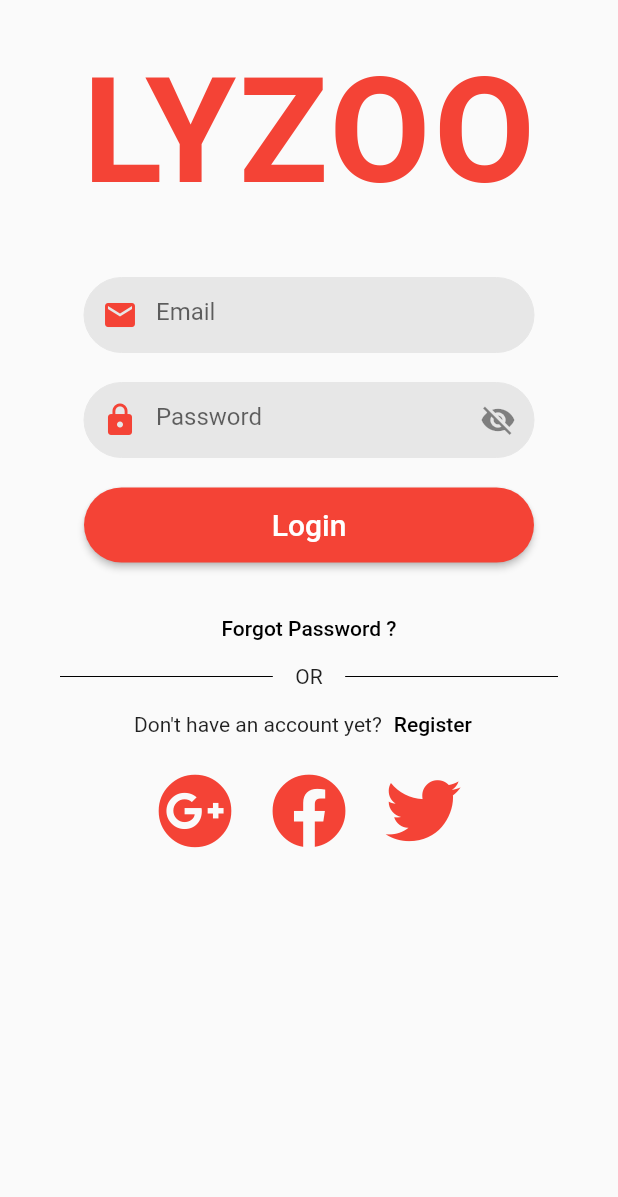
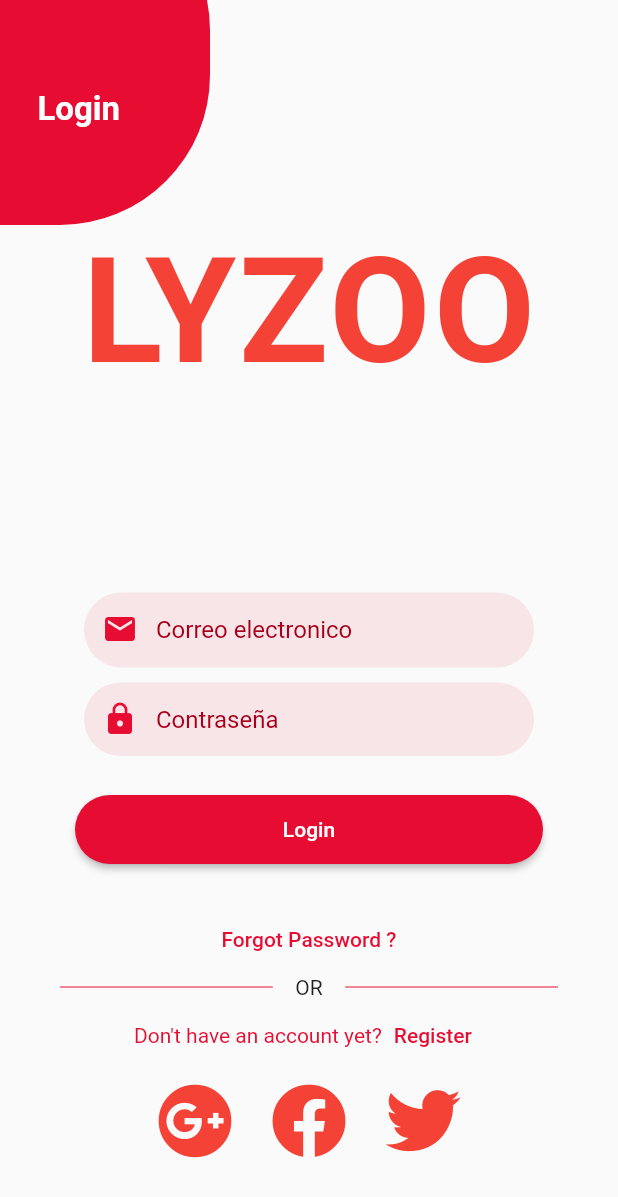
Before and after one commit to shadialmancy/Food-Delivery-Application, a Flutter app: the LoginPage screen opened by its route, on a phone screen of 412 x 824 dp. Shown: the top 1197 px of the screen. Run offline on Flutter 3.47's test engine with Material 2 defaults, Android fonts, the phone set to English and light mode, and no system bars; our stand-ins replace firebase_core, firebase_messaging, flutter_local_notifications, font_awesome_flutter, package_info, timezone; accounts and stored records are empty; network calls fail.

Commit message:
merge conflicts

```diff
--- a/lib/src/pages/Login_page.dart
+++ b/lib/src/pages/Login_page.dart
@@ -1,5 +1,6 @@
 import 'package:flutter/material.dart';
 import 'package:font_awesome_flutter/font_awesome_flutter.dart';
+import 'package:ramayo_client_app/src/utils/my_colors.dart';
 
 class LoginPage extends StatefulWidget {
   @override
@@ -7,113 +8,286 @@ class LoginPage extends StatefulWidget {
 }
 
 class _LoginPageState extends State<LoginPage> {
+
   bool passwordVisible = false;
 
   @override
   Widget build(BuildContext context) {
     return Scaffold(
-        body: SingleChildScrollView(
-      child: Center(
-        child: Column(
+      body: Container(
+        width: double.infinity,
+        child: Stack(
+          children: <Widget>[
+
+            Positioned(
+              top: -80,
+              left: -100,
+              child: circle()
+            ),
+
+            Positioned(
+              top: 60,
+              left: 25,
+              child: text(),
+            ),
+
+
+            SingleChildScrollView(
+              child: column(context)
+            )
+          ],
+        ),
+      ) // This trailing comma makes auto-formatting nicer for build methods.
+    );
+  }
+
+
+
+  Widget column(BuildContext context){
+    return Column(
           mainAxisAlignment: MainAxisAlignment.center,
           crossAxisAlignment: CrossAxisAlignment.center,
           children: [
-            SizedBox(height: 30),
-            Text("LYZOO", style: TextStyle(fontSize: 98, color: Colors.red, fontWeight: FontWeight.bold, letterSpacing: 2)),
-            SizedBox(height: 40),
-            Container(
+
+            SizedBox(height: 150),
+
+            title(),
+
+            SizedBox(height: 130),
+
+            inputEmail(),
+
+            SizedBox(height: 10),
+
+            inputPassword(),
+
+            SizedBox(height: 20),
+
+
+            bottonLogin(),
+
+
+            SizedBox(height: 20),
+
+
+            forgotPassword(),
+
+            SizedBox(height: 0),
+
+
+            orIcon(),
+
+            register(),
+
+            SizedBox(height: 0),
+
+            socialIcon(),
+          ],
+        );
+  }
+
+  Widget inputEmail(){
+    return Container(
+      margin: EdgeInsets.symmetric(horizontal: 50),
       width: 300,
       height: 50,
+      decoration: BoxDecoration(
+        color: Color.fromRGBO(231, 13, 50, 0.09),
+        borderRadius: BorderRadius.circular(30)
+      ),
       child: TextFormField(
+        keyboardType: TextInputType.emailAddress,
         decoration: InputDecoration(
-                  fillColor: Color(0xFFE7E7E7),
-                  filled: true,
-                  prefixIcon: Icon(Icons.email, color: Colors.red),
-                  enabledBorder: OutlineInputBorder(
-                    borderSide: BorderSide(width: 0, color: Color(0xFFE7E7E7)),
-                    borderRadius: BorderRadius.all(Radius.circular(50)),
+          hintText: 'Correo electronico',
+          border: InputBorder.none,
+          contentPadding: EdgeInsets.all(15),
+          hintStyle: TextStyle(
+            color: Color(0xFFa7001c),
           ),
-                  hintText: "Email",
+          prefixIcon: Icon(
+            Icons.email,
+            color: Color(0xFFE70D32),
           ),
         ),
       ),
-            SizedBox(height: 20),
-            Container(
+    );
+  }
+
+  Widget inputPassword(){
+    return Container(
+      margin: EdgeInsets.symmetric(horizontal: 50),
       width: 300,
-              height: 50,
+      decoration: BoxDecoration(
+        color: MyColors.primaryOpacityColor,
+        borderRadius: BorderRadius.circular(30)
+      ),
       child: TextFormField(
-                obscureText: passwordVisible,
+       obscureText: true,
+       keyboardType: TextInputType.text,
        decoration: InputDecoration(
-                  fillColor: Color(0xFFE7E7E7),
-                  filled: true,
-                  prefixIcon: Icon(Icons.lock, color: Colors.red),
-                  suffixIcon: IconButton(
-                    icon: Icon(passwordVisible ? Icons.visibility : Icons.visibility_off),
-                    onPressed: () {
-                      setState(() {
-                        passwordVisible = !passwordVisible;
-                      });
-                    },
+        hintText: 'Contraseña',
+        border: InputBorder.none,
+        contentPadding: EdgeInsets.all(15),
+        hintStyle: TextStyle(
+          color: MyColors.primaryColorDark
         ),
-                  enabledBorder: OutlineInputBorder(
-                    borderSide: BorderSide(width: 0, color: Color(0xFFE7E7E7)),
-                    borderRadius: BorderRadius.all(Radius.circular(50)),
-                  ),
-                  hintText: "Password",
+        prefixIcon: Icon(
+          Icons.lock,
+          color: MyColors.primaryColor
+        )
        ),
       ),
+    );
+  }
+
+  Widget bottonLogin(){
+    return Container(
+      width: double.infinity,
+      margin: EdgeInsets.symmetric(horizontal: 50, vertical: 5),
+      child: ElevatedButton(
+       onPressed: (){},
+       child: Text('Login'),
+       style: ElevatedButton.styleFrom(
+         primary: MyColors.primaryColor,
+         shape: RoundedRectangleBorder(
+           borderRadius: BorderRadius.circular(30)
          ),
-            SizedBox(height: 20),
-            Container(
-              width: 300,
-              height: 50,
-              child: RaisedButton(
-                onPressed: () {},
-                color: Colors.red,
-                shape: RoundedRectangleBorder(borderRadius: BorderRadius.all(Radius.circular(50))),
-                child: Text("Login", style: TextStyle(fontSize: 20, color: Colors.white)),
+         padding: EdgeInsets.symmetric(vertical: 15)
        ),
       ),
-            SizedBox(height: 20),
+    );
+  }
+
+  Widget forgotPassword(){
+    return TextButton(
+      onPressed: () {},
+      child: Text(
+        'Forgot Password ?',
+        style: TextStyle(
+          color: MyColors.primaryColor
+        ),
+      ),
+    );
+  }
+
+  Widget register(){
+    return Row(
+      mainAxisAlignment: MainAxisAlignment.center,
+      children: [
+
+        Text(
+          "Don\'t have an account yet?",
+          style: TextStyle(
+            color: MyColors.primaryColor
+          )
+        ),
+
         TextButton(
           onPressed: () {},
-              child: Text('Forgot Password ?', style: TextStyle(color: Colors.black)),
+          child: Text(
+            "Register",
+            style: TextStyle(
+              color: MyColors.primaryColor
+            )
+          )
+        )
+      ],
+    );
+  }
+
+  Widget socialIcon(){
+    return Row(
+      mainAxisAlignment: MainAxisAlignment.center,
+      children: [
+
+        IconButton(
+          onPressed: () {},
+          icon: Icon(FontAwesomeIcons.googlePlus), color: Colors.red, iconSize: 50
         ),
-            SizedBox(height: 0),
-            Container(
+
+        SizedBox(width: 10),
+
+        IconButton(
+          onPressed: () {},
+          icon: Icon(FontAwesomeIcons.facebook), color: Colors.red, iconSize: 50
+        ),
+
+        SizedBox(width: 10),
+
+        IconButton(
+          onPressed: () {},
+          icon: Icon(FontAwesomeIcons.twitter), color: Colors.red, iconSize: 50
+        )
+      ],
+    );
+  }
+
+  Widget title(){
+    return Text(
+      "LYZOO",
+      style: TextStyle(
+        fontSize: 98,
+        color: Colors.red,
+        fontWeight: FontWeight.bold,
+        letterSpacing: 2
+      )
+    );
+  }
+
+  Widget orIcon(){
+    return Container(
       child: Row(
        children: [
+
         Expanded(
          child: Container(
-                          margin: const EdgeInsets.only(left: 10.0, right: 15.0), child: Divider(indent: 30, color: Colors.black, height: 0))),
+          margin: const EdgeInsets.only(left: 10.0, right: 15.0),
+          child: Divider(
+            indent: 30,
+            color: MyColors.primaryColor,
+            height: 0
+          )
+         )
+        ),
+
         Text("OR"),
+
         Expanded(
          child: Container(
-                          margin: const EdgeInsets.only(left: 15.0, right: 10.0), child: Divider(color: Colors.black, height: 0, endIndent: 30))),
+          margin: const EdgeInsets.only(left: 15.0, right: 10.0),
+          child: Divider(
+            color: MyColors.primaryColor,
+            height: 0,
+            endIndent: 30
+          )
+         )
+        ),
        ],
       ),
-            ),
-            Row(
-              mainAxisAlignment: MainAxisAlignment.center,
-              children: [
-                Text("Don\'t have an account yet?"),
-                TextButton(onPressed: () {}, child: Text("Register", style: TextStyle(color: Colors.black)))
-              ],
-            ),
-            SizedBox(height: 0),
-            Row(
-              mainAxisAlignment: MainAxisAlignment.center,
-              children: [
-                IconButton(onPressed: () {}, icon: Icon(FontAwesomeIcons.googlePlus), color: Colors.red, iconSize: 50),
-                SizedBox(width: 10),
-                IconButton(onPressed: () {}, icon: Icon(FontAwesomeIcons.facebook), color: Colors.red, iconSize: 50),
-                SizedBox(width: 10),
-                IconButton(onPressed: () {}, icon: Icon(FontAwesomeIcons.twitter), color: Colors.red, iconSize: 50)
-              ],
+    );
+  }
+
+  Widget circle(){
+    return Container(
+      width: 240,
+      height: 230,
+      decoration: BoxDecoration(
+        color: MyColors.primaryColor,
+        borderRadius: BorderRadius.circular(100)
       )
-          ],
-        ),
-      ), // This trailing comma makes auto-formatting nicer for build methods.
-    ));
+    );
   }
+
+  Widget text(){
+    return Text(
+      'Login',
+      style: TextStyle(
+        color: Colors.white,
+        fontWeight: FontWeight.bold,
+        fontSize: 22
+      )
+    );
   }
+
+
+}
--- /dev/null
+++ b/lib/src/utils/my_colors.dart
@@ -0,0 +1,10 @@
+import 'package:flutter/material.dart';
+
+
+class MyColors{
+
+   static Color primaryColor = Color(0xFFE70D32);
+   static Color primaryOpacityColor = Color.fromRGBO(231, 13, 50, 0.09);
+   static Color primaryColorDark = Color(0xFFa7001c);
+
+}
```
Also changed, not shown: lib/src/pages/controllers/home_controller.dart (added, +19 -0 lines), lib/src/pages/controllers/login_controller.dart (added, +9 -0 lines), lib/src/pages/detalle_page.dart (added, +14 -0 lines), lib/src/pages/home_page.dart (+117 -8 lines). Lines whose indentation alone changed are shown as unchanged.
